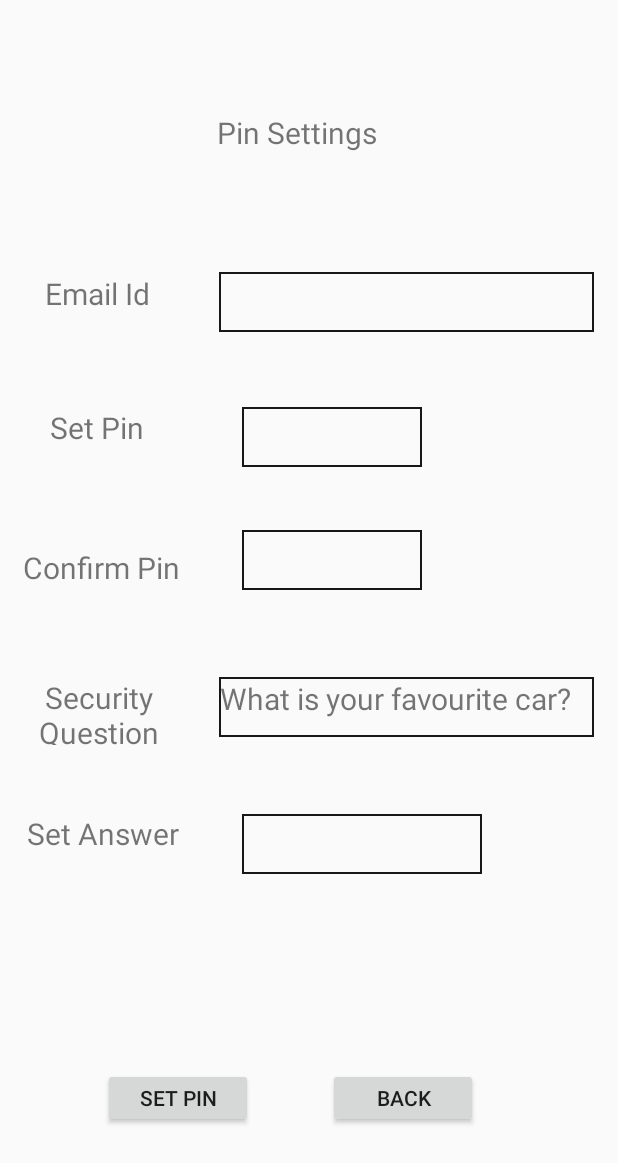
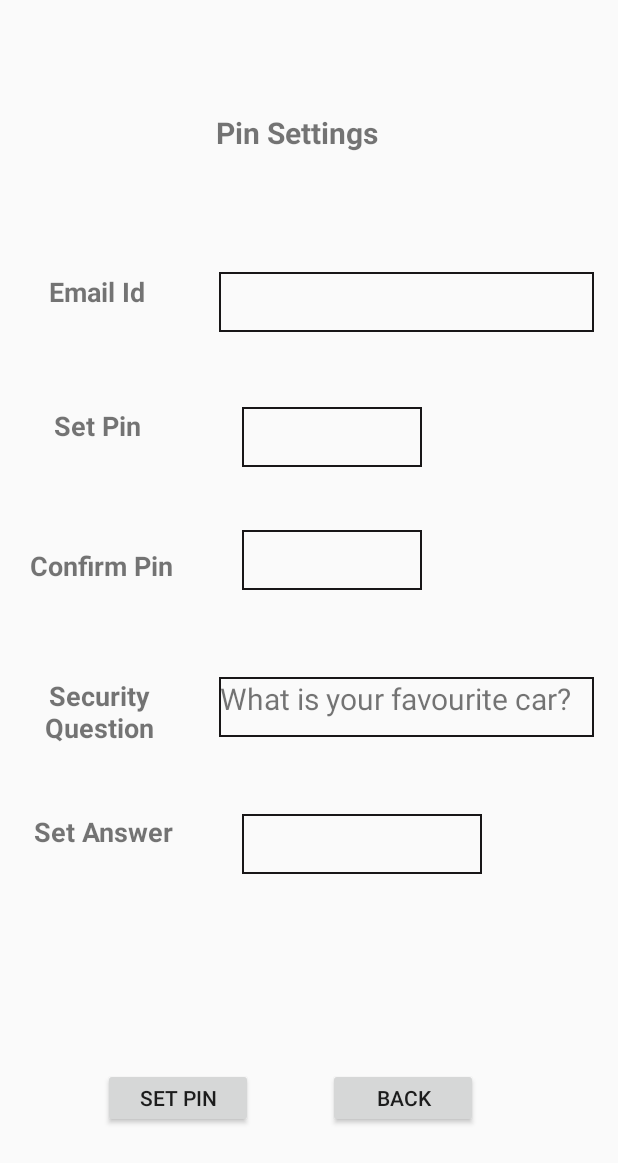
Before and after one commit to DBSE-teaching/isee2019-Sky-Net, an Android app: the layout change_pin.xml on its own in the app's theme, with its tools: preview values and no code run, on a phone screen of 412 x 824 dp. Shown: the top 1163 px of the screen. Run offline under Robolectric (Android 15) with nearby library versions, the phone set to English and light mode, and no system bars.

Commit message:
Aligment complete for all layouts

```diff
--- a/SourceCode/app/src/main/res/layout/change_pin.xml
+++ b/SourceCode/app/src/main/res/layout/change_pin.xml
@@ -15,6 +15,7 @@
         android:text="Pin Settings"
         android:textAlignment="center"
         android:textSize="20sp"
+        android:textStyle="bold"
         app:layout_constraintBottom_toBottomOf="parent"
         app:layout_constraintEnd_toEndOf="parent"
         app:layout_constraintHorizontal_bias="0.473"
@@ -28,7 +29,8 @@
         android:layout_height="30dp"
         android:text="Email Id"
         android:textAlignment="center"
-        android:textSize="20sp"
+        android:textSize="18sp"
+        android:textStyle="bold"
         app:layout_constraintBottom_toBottomOf="parent"
         app:layout_constraintEnd_toEndOf="parent"
         app:layout_constraintHorizontal_bias="0.0"
@@ -58,7 +60,8 @@
         android:layout_height="30dp"
         android:text="Set Pin"
         android:textAlignment="center"
-        android:textSize="20sp"
+        android:textSize="18sp"
+        android:textStyle="bold"
         app:layout_constraintBottom_toBottomOf="parent"
         app:layout_constraintEnd_toEndOf="parent"
         app:layout_constraintHorizontal_bias="0.0"
@@ -90,7 +93,8 @@
         android:layout_height="30dp"
         android:text="Confirm Pin"
         android:textAlignment="center"
-        android:textSize="20sp"
+        android:textSize="18sp"
+        android:textStyle="bold"
         app:layout_constraintBottom_toBottomOf="parent"
         app:layout_constraintEnd_toEndOf="parent"
         app:layout_constraintHorizontal_bias="0.01"
@@ -122,7 +126,8 @@
         android:layout_height="45dp"
         android:text="Security Question"
         android:textAlignment="center"
-        android:textSize="20sp"
+        android:textSize="18sp"
+        android:textStyle="bold"
         app:layout_constraintBottom_toBottomOf="parent"
         app:layout_constraintEnd_toEndOf="parent"
         app:layout_constraintHorizontal_bias="0.0"
@@ -166,7 +171,8 @@
         android:layout_height="45dp"
         android:text="Set Answer"
         android:textAlignment="center"
-        android:textSize="20sp"
+        android:textSize="18sp"
+        android:textStyle="bold"
         app:layout_constraintBottom_toBottomOf="parent"
         app:layout_constraintEnd_toEndOf="parent"
         app:layout_constraintHorizontal_bias="0.01"
--- a/SourceCode/app/src/main/res/layout/switch_pin.xml
+++ b/SourceCode/app/src/main/res/layout/switch_pin.xml
@@ -73,7 +73,7 @@
         android:textStyle="bold"
         app:layout_constraintBottom_toBottomOf="parent"
         app:layout_constraintEnd_toEndOf="parent"
-        app:layout_constraintHorizontal_bias="0.652"
+        app:layout_constraintHorizontal_bias="0.378"
         app:layout_constraintStart_toStartOf="parent"
         app:layout_constraintTop_toTopOf="parent"
         app:layout_constraintVertical_bias="0.177" />
```
